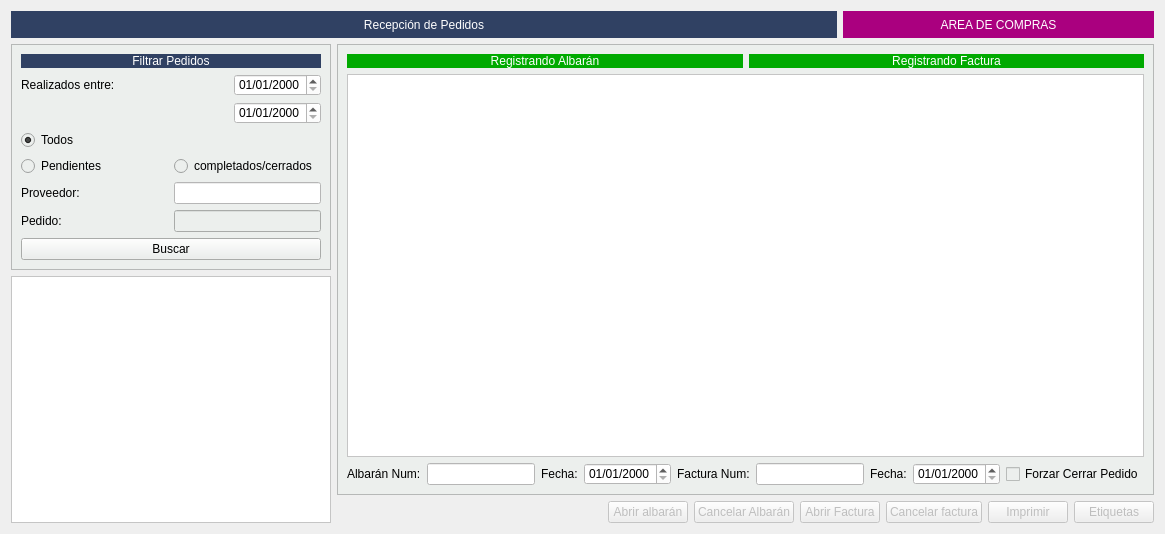
arcnexus/RedFoX, file Zona_Compras/frmrecepcion_pedidos.ui: the form before one commit.
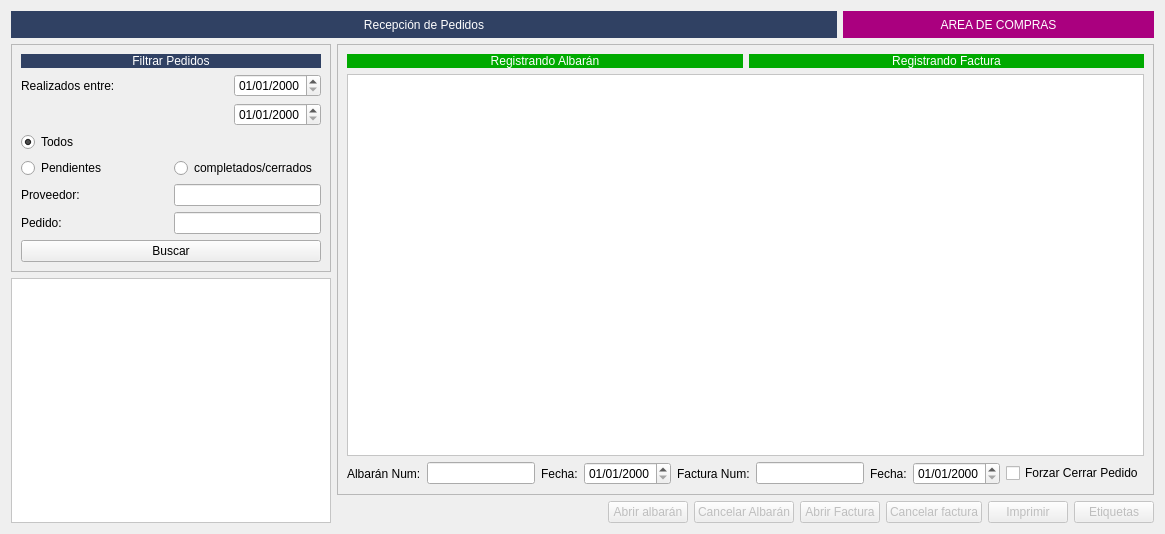
The form after the commit.

Diff of the .ui file:
```diff
--- a/Zona_Compras/frmrecepcion_pedidos.ui
+++ b/Zona_Compras/frmrecepcion_pedidos.ui
@@ -95,9 +95,6 @@
        <height>16777215</height>
       </size>
      </property>
-     <property name="styleSheet">
-      <string notr="true">background-color: #ecefed;</string>
-     </property>
      <property name="frameShape">
       <enum>QFrame::StyledPanel</enum>
      </property>
@@ -130,9 +127,6 @@
       </item>
       <item row="2" column="3">
        <widget class="QDateEdit" name="txtFechaFin">
-        <property name="styleSheet">
-         <string notr="true">background-color: rgb(255, 255, 255);</string>
-        </property>
         <property name="displayFormat">
          <string>dd/MM/yyyy</string>
         </property>
@@ -154,9 +148,6 @@
       </item>
       <item row="1" column="3">
        <widget class="QDateEdit" name="txtFecha_ini">
-        <property name="styleSheet">
-         <string notr="true">background-color: rgb(255, 255, 255);</string>
-        </property>
         <property name="displayFormat">
          <string>dd/MM/yyyy</string>
         </property>
@@ -170,11 +161,7 @@
        </widget>
       </item>
       <item row="6" column="2" colspan="2">
-       <widget class="QLineEdit" name="txtproveedor">
-        <property name="styleSheet">
-         <string notr="true">background-color: rgb(255, 255, 255);</string>
-        </property>
-       </widget>
+       <widget class="QLineEdit" name="txtproveedor"/>
       </item>
       <item row="6" column="0">
        <widget class="QLabel" name="label_3">
@@ -232,9 +219,6 @@
    </item>
    <item row="1" column="1" rowspan="2" colspan="8">
     <widget class="QFrame" name="frame_2">
-     <property name="styleSheet">
-      <string notr="true">background-color: #ecefed;</string>
-     </property>
      <property name="frameShape">
       <enum>QFrame::StyledPanel</enum>
      </property>
@@ -316,9 +300,6 @@
             <height>16777215</height>
            </size>
           </property>
-          <property name="styleSheet">
-           <string notr="true">background-color: rgb(255, 255, 255);</string>
-          </property>
          </widget>
         </item>
         <item>
@@ -330,9 +311,6 @@
         </item>
         <item>
          <widget class="QDateEdit" name="txtFecha_albaran">
-          <property name="styleSheet">
-           <string notr="true">background-color: rgb(255, 255, 255);</string>
-          </property>
           <property name="displayFormat">
            <string>dd/MM/yyyy</string>
           </property>
@@ -353,9 +331,6 @@
             <height>16777215</height>
            </size>
           </property>
-          <property name="styleSheet">
-           <string notr="true">background-color: rgb(255, 255, 255);</string>
-          </property>
          </widget>
         </item>
         <item>
@@ -367,9 +342,6 @@
         </item>
         <item>
          <widget class="QDateEdit" name="txtFecha_factura">
-          <property name="styleSheet">
-           <string notr="true">background-color: rgb(255, 255, 255);</string>
-          </property>
           <property name="displayFormat">
            <string>dd/MM/yyyy</string>
           </property>
```
